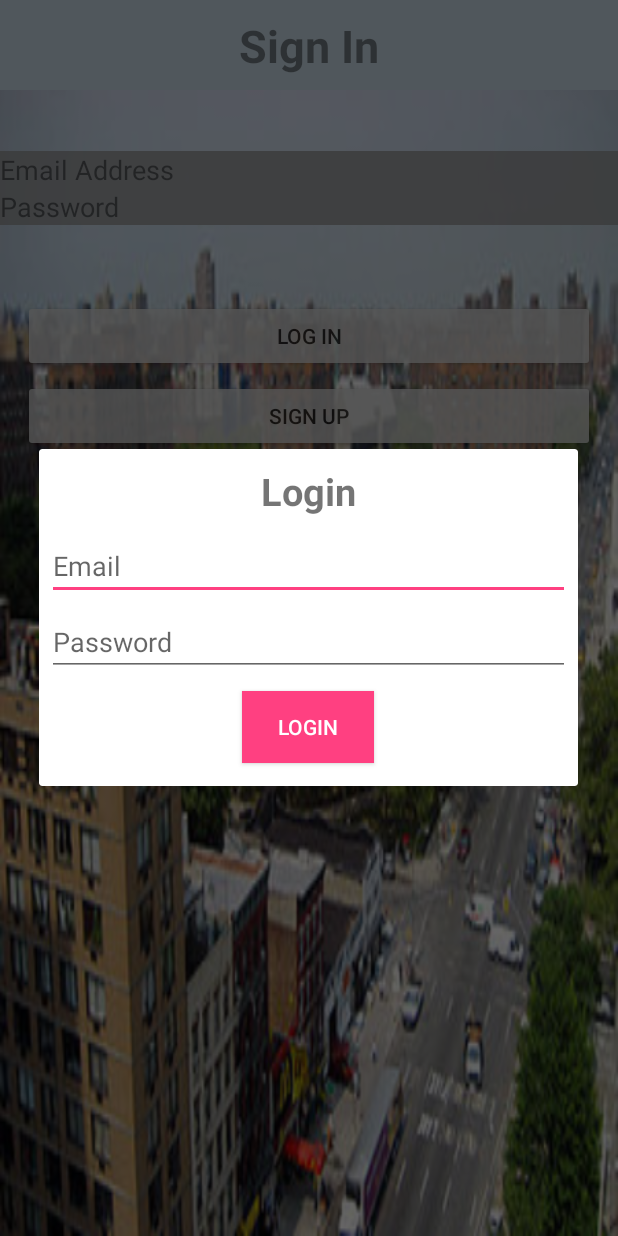
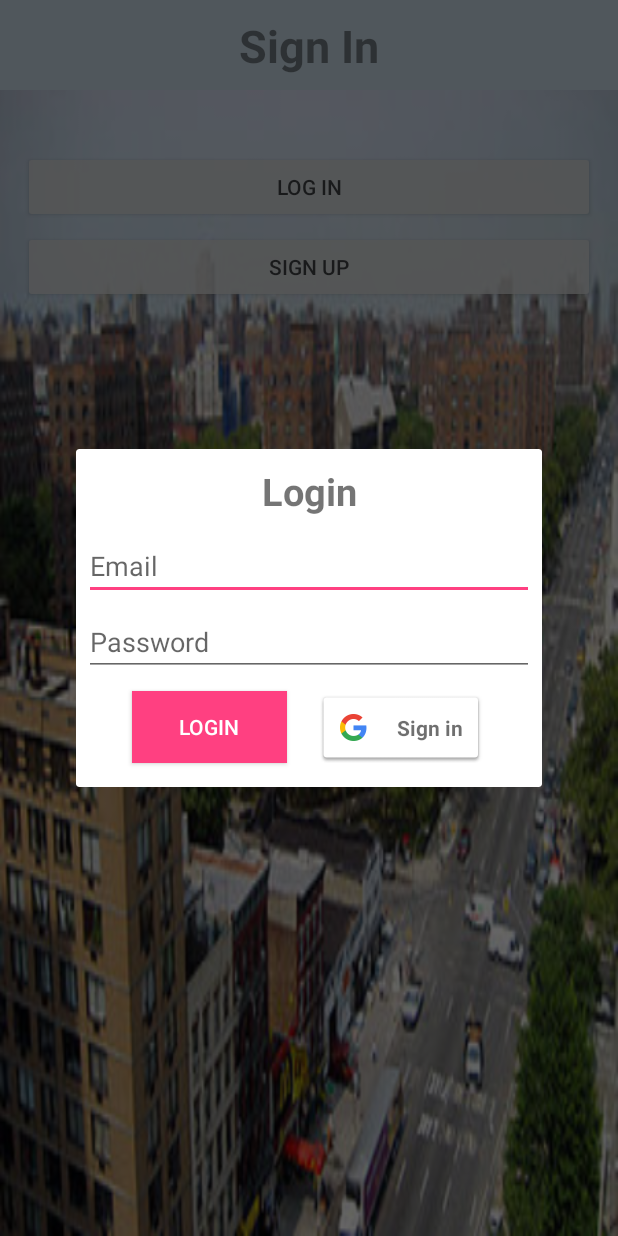
Before and after one commit to jervona/Abode, an Android app: the SignInActivity screen opened directly, with no data from a screen before it, after a tap on "LOG IN", on a phone screen of 412 x 824 dp. Run offline under Robolectric (Android 15) with nearby library versions, the phone set to English and light mode, and no system bars; our stand-ins replace ButterKnife, Firebase (no records; nobody signed in at launch, a user with empty details on screens opened directly).

Commit message:
google sign up button , my periovus commit didnt contain it

```diff
--- a/app/src/main/java/nyc/c4q/capstone/BottomNavFragment/PaymentFragment.java
+++ b/app/src/main/java/nyc/c4q/capstone/BottomNavFragment/PaymentFragment.java
@@ -157,10 +157,6 @@ public class PaymentFragment extends Fragment {
         confirmation.setText(num);
         amount.setText(s);
         dialog.show();
-//        LayoutInflater inflater = getLayoutInflater();
-//        AlertDialog alertDialog = new AlertDialog.Builder(rootView.getContext()).create();
-//        alertDialog.setView(inflater.inflate(R.layout.dialog_layout, null));
-//        alertDialog.show();
     }
 
 
--- a/app/src/main/java/nyc/c4q/capstone/database/TenantDataBaseHelper.java
+++ b/app/src/main/java/nyc/c4q/capstone/database/TenantDataBaseHelper.java
@@ -74,6 +74,7 @@ public class TenantDataBaseHelper {
             @Override
             public void onDataChange(DataSnapshot dataSnapshot) {
                 user = dataSnapshot.getValue(UserApartmentInfo.class);
+                assert user != null;
                 String id = String.valueOf(user.getBuilding_id());
                 getMaintenance(id, user.getAPT());
             }
--- a/app/src/main/java/nyc/c4q/capstone/signupactivites/SignInActivity.java
+++ b/app/src/main/java/nyc/c4q/capstone/signupactivites/SignInActivity.java
@@ -1,5 +1,6 @@
 package nyc.c4q.capstone.signupactivites;
 
+import android.app.Dialog;
 import android.content.Context;
 import android.content.DialogInterface;
 import android.content.Intent;
@@ -12,6 +13,7 @@ import android.view.View;
 import android.view.inputmethod.InputMethodManager;
 import android.widget.Button;
 import android.widget.EditText;
+import android.widget.TextView;
 import android.widget.Toast;
 
 import com.google.android.gms.auth.api.Auth;
@@ -19,6 +21,7 @@ import com.google.android.gms.auth.api.signin.GoogleSignInAccount;
 import com.google.android.gms.auth.api.signin.GoogleSignInOptions;
 import com.google.android.gms.auth.api.signin.GoogleSignInResult;
 import com.google.android.gms.common.ConnectionResult;
+import com.google.android.gms.common.SignInButton;
 import com.google.android.gms.common.api.GoogleApiClient;
 import com.google.android.gms.tasks.OnCompleteListener;
 import com.google.android.gms.tasks.Task;
@@ -39,10 +42,7 @@ public class SignInActivity extends AppCompatActivity implements
         GoogleApiClient.OnConnectionFailedListener {
 
 
-//    @BindView(R.id.email)
-//    EditText email;
-//    @BindView(R.id.password)
-//    EditText password;
+    Dialog loginBuilder;
     private FirebaseAuth firebaseAuth;
     private GoogleApiClient googleApiClient;
     private static final int RC_SIGN_IN = 9001;
@@ -52,43 +52,12 @@ public class SignInActivity extends AppCompatActivity implements
     protected void onCreate(Bundle savedInstanceState) {
         super.onCreate(savedInstanceState);
         setContentView(R.layout.activity_sign_in);
+        ButterKnife.bind(this);
+        setupGoogleSignIn();
+        hideSoftKeyboard();
+    }
 
-        Button login = (Button) findViewById(R.id.login_button);
-        login.setOnClickListener(new View.OnClickListener() {
-            @Override
-            public void onClick (View view){
-                AlertDialog.Builder mBuilder = new AlertDialog.Builder(SignInActivity.this);
-                View mView = getLayoutInflater().inflate(R.layout.login, null);
-                final EditText email = (EditText) mView.findViewById(R.id.editText_email);
-                final EditText password = (EditText)mView.findViewById(R.id.editText_password);
-                Button button = (Button) mView.findViewById(R.id.login_button);
-                button.setOnClickListener(new View.OnClickListener(){
-                    @Override
-                    public void onClick(View view) {
-                        if(!email.getText().toString().isEmpty() && !password.getText().toString().isEmpty()){
-                            signUser(email.getText().toString(),password.getText().toString());
-
-
-                    }else{
-                            Toast.makeText(SignInActivity.this,"Please fill any empty fields",Toast.LENGTH_LONG).show();
-
-
-                            }
-                        }
-                });
-
-                mBuilder.setView(mView);
-                AlertDialog dialog = mBuilder.create();
-                dialog.show();
-
-
-
-
-
-            }
-        });
-
-        ButterKnife.bind(this);
+    public void setupGoogleSignIn() {
         GoogleSignInOptions gso = new GoogleSignInOptions.Builder(GoogleSignInOptions.DEFAULT_SIGN_IN)
                 .requestIdToken(getString(R.string.default_web_client_id))
                 .requestEmail()
@@ -120,19 +89,38 @@ public class SignInActivity extends AppCompatActivity implements
                 .show();
     }
 
-//    @OnClick(R.id.login_button)
-//    public void login(){
-//
-//        }
+    @OnClick(R.id.login_button)
+    public void login() {
+        loginBuilder = new Dialog(SignInActivity.this);
+        View view = getLayoutInflater().inflate(R.layout.login, null);
+        final EditText email = (EditText) view.findViewById(R.id.editText_email);
+        final EditText password = (EditText) view.findViewById(R.id.editText_password);
+        Button button = (Button) view.findViewById(R.id.login_button);
+        SignInButton googleSignIn = (SignInButton) view.findViewById(R.id.google_sign_in_button);
+        button.setOnClickListener(new View.OnClickListener() {
+            @Override
+            public void onClick(View view) {
+                if (!email.getText().toString().isEmpty() && !password.getText().toString().isEmpty()) {
+                    signUser(email.getText().toString(), password.getText().toString());
+                } else {
+                    Toast.makeText(SignInActivity.this, "Please fill any empty fields", Toast.LENGTH_LONG).show();
+                }
+            }
+        });
+        googleSignIn.setOnClickListener(new View.OnClickListener() {
+            @Override
+            public void onClick(View v) {
+                signIn();
+            }
+        });
+        loginBuilder.setContentView(view);
+        loginBuilder.show();
+    }
 
-
-
-//    @OnClick(R.id.google_sign_in_button)
     public void signIn() {
         Intent signInIntent = Auth.GoogleSignInApi.getSignInIntent(googleApiClient);
         startActivityForResult(signInIntent, RC_SIGN_IN);
     }
-
 
     private void signUser(String email, String password) {
         firebaseAuth.signInWithEmailAndPassword(email, password)
@@ -142,6 +130,7 @@ public class SignInActivity extends AppCompatActivity implements
                         if (task.isSuccessful()) {
                             Log.d(TAG, "signInWithEmail:success");
                             FirebaseUser user = firebaseAuth.getCurrentUser();
+                            loginBuilder.dismiss();
                             startActivity(new Intent(SignInActivity.this, MainActivity.class));
                             finish();
                         } else {
@@ -178,8 +167,9 @@ public class SignInActivity extends AppCompatActivity implements
                     public void onComplete(@NonNull Task<AuthResult> task) {
                         if (!task.isSuccessful()) {
                             Log.w(TAG, "signInWithCredential", task.getException());
-                            Toast.makeText(SignInActivity.this, "Authentication failed.",Toast.LENGTH_SHORT).show();
+                            Toast.makeText(SignInActivity.this, "Authentication failed.", Toast.LENGTH_SHORT).show();
                         } else {
+                            loginBuilder.dismiss();
                             startActivity(new Intent(SignInActivity.this, MainActivity.class));
                             finish();
                         }
--- a/app/src/main/res/layout/activity_sign_in.xml
+++ b/app/src/main/res/layout/activity_sign_in.xml
@@ -4,17 +4,17 @@
     android:id="@+id/sign_in_layout"
     android:layout_width="match_parent"
     android:layout_height="match_parent"
+    android:background="#C9DAE6"
     android:orientation="vertical"
-    tools:context="nyc.c4q.capstone.signupactivites.SignInActivity"
-    android:background="#C9DAE6">
+    tools:context="nyc.c4q.capstone.signupactivites.SignInActivity">
 
     <!--E6F1F9-->
     <!--#A2C4F6-->
 
     <LinearLayout
-        android:layout_marginTop="60dp"
         android:layout_width="match_parent"
         android:layout_height="match_parent"
+        android:layout_marginTop="60dp"
         android:background="@drawable/eastharlem01">
 
         <!--<ImageView-->
@@ -30,10 +30,10 @@
         android:id="@+id/container"
         android:layout_width="match_parent"
         android:layout_height="match_parent"
-        android:orientation="vertical"
         android:layout_gravity="center"
+        android:alpha="0.8"
         android:background="@color/transparent"
-        android:alpha="0.8">
+        android:orientation="vertical">
 
         <TextView
             android:layout_width="wrap_content"
@@ -44,46 +44,25 @@
             android:textSize="30sp"
             android:textStyle="bold" />
 
-        <EditText
-            android:id="@+id/email"
-            android:layout_width="match_parent"
-            android:layout_height="wrap_content"
-            android:layout_gravity="center"
-            android:layout_marginTop="50dp"
-            android:hint="@string/email_address"
-            android:inputType="textEmailAddress"
-            android:background="@color/hello"/>
-
-        <EditText
-            android:id="@+id/password"
-            android:layout_width="match_parent"
-            android:layout_height="wrap_content"
-            android:layout_gravity="center"
-            android:hint="@string/password"
-            android:inputType="textPassword"
-            android:background="@color/hello"/>
-
-
         <Button
             android:id="@+id/login_button"
             android:layout_width="match_parent"
             android:layout_height="wrap_content"
             android:layout_gravity="center"
-            android:layout_marginTop="50dp"
             android:layout_marginLeft="15dp"
             android:layout_marginRight="15dp"
-            android:text="@string/log_in"
-            />
+            android:layout_marginTop="50dp"
+            android:text="@string/log_in" />
 
         <Button
             android:id="@+id/sign_up"
             android:layout_width="match_parent"
             android:layout_height="wrap_content"
             android:layout_gravity="center"
+            android:layout_marginLeft="15dp"
+            android:layout_marginRight="15dp"
             android:layout_marginTop="5dp"
-            android:text="@string/sign_up"
-            android:layout_marginLeft="15dp"
-            android:layout_marginRight="15dp"/>
+            android:text="@string/sign_up" />
 
         <!--<com.google.android.gms.common.SignInButton-->
         <!--android:id="@+id/google_sign_in_button"-->
--- a/app/src/main/res/layout/fragment_dash_board.xml
+++ b/app/src/main/res/layout/fragment_dash_board.xml
@@ -1,5 +1,4 @@
 <LinearLayout xmlns:android="http://schemas.android.com/apk/res/android"
-    xmlns:app="http://schemas.android.com/apk/res-auto"
     xmlns:tools="http://schemas.android.com/tools"
     android:layout_width="match_parent"
     android:layout_height="match_parent"
@@ -9,14 +8,12 @@
     android:padding="10dp"
     tools:context="nyc.c4q.capstone.BottomNavFragment.DashBoardFragment">
 
-
     <LinearLayout
         android:layout_width="match_parent"
         android:layout_height="wrap_content"
         android:clipToPadding="false"
         android:gravity="center"
         android:orientation="horizontal">
-
 
         <android.support.v7.widget.CardView
             android:layout_width="340dp"
@@ -26,15 +23,14 @@
 
 
             <LinearLayout
-
                 android:layout_width="match_parent"
                 android:layout_height="match_parent"
                 android:gravity="center"
                 android:orientation="vertical">
 
                 <ImageView
-                    android:layout_width="64dp"
-                    android:layout_height="64dp"
+                    android:layout_width="60dp"
+                    android:layout_height="60dp"
                     android:background="@drawable/payment"
                     android:padding="10dp" />
 
@@ -56,9 +52,16 @@
                     android:layout_height="wrap_content"
                     android:gravity="center"
                     android:padding="5dp"
-                    android:text="Click here for more payment information"
+                    android:text="Current Balance Due: $1,200 "
                     android:textColor="@android:color/darker_gray" />
 
+                <TextView
+                    android:layout_width="wrap_content"
+                    android:layout_height="wrap_content"
+                    android:gravity="center"
+                    android:padding="5dp"
+                    android:text="Previous payment received:$1,200"
+                    android:textColor="@android:color/darker_gray" />
             </LinearLayout>
         </android.support.v7.widget.CardView>
 
@@ -121,6 +124,7 @@
             android:layout_width="160dp"
             android:layout_height="190dp"
             android:layout_margin="10dp"
+            android:clickable="true"
             android:foreground="?android:attr/selectableItemBackground">
 
             <LinearLayout
@@ -173,15 +177,16 @@
         android:orientation="horizontal">
 
         <android.support.v7.widget.CardView
-            android:layout_width="160dp"
+            android:layout_width="match_parent"
             android:layout_height="190dp"
             android:layout_margin="10dp"
+            android:clickable="true"
             android:foreground="?android:attr/selectableItemBackground">
 
             <LinearLayout
                 android:layout_width="wrap_content"
                 android:layout_height="wrap_content"
-                android:orientation="vertical">
+                android:orientation="horizontal">
 
                 <TextView
                     android:layout_width="wrap_content"
@@ -195,9 +200,9 @@
             <android.support.v7.widget.RecyclerView
                 android:id="@+id/my_recycler_view"
                 android:layout_width="match_parent"
-                android:layout_height="wrap_content"
-                />
-
+                android:layout_height="match_parent"
+                android:layout_marginTop="10dp"
+                android:scrollbars="horizontal" />
         </android.support.v7.widget.CardView>
 
     </LinearLayout>
--- a/app/src/main/res/layout/login.xml
+++ b/app/src/main/res/layout/login.xml
@@ -1,50 +1,61 @@
 <?xml version="1.0" encoding="utf-8"?>
-<LinearLayout
-    xmlns:android="http://schemas.android.com/apk/res/android"
-    android:layout_width="match_parent"
-    android:layout_height="match_parent"
+<LinearLayout xmlns:android="http://schemas.android.com/apk/res/android"
+    android:layout_width="wrap_content"
+    android:layout_height="wrap_content"
     android:orientation="vertical"
-    android:padding="5dp
-">
+    android:padding="5dp">
 
     <TextView
         android:id="@+id/textView"
+        android:layout_width="match_parent"
+        android:layout_height="wrap_content"
+        android:layout_gravity="center"
+        android:layout_marginTop="5dp"
+        android:gravity="center"
         android:text="Login"
-        android:layout_gravity="center"
-        android:layout_width="wrap_content"
-        android:layout_height="wrap_content"
         android:textSize="25sp"
-        android:textStyle="bold"
-        android:layout_marginTop="5dp"/>
+        android:textStyle="bold" />
 
     <EditText
         android:id="@+id/editText_email"
-        android:layout_width="match_parent"
+        android:layout_width="300dp"
         android:layout_height="wrap_content"
-        android:inputType="textEmailAddress"
+        android:layout_marginTop="10dp"
         android:ems="10"
         android:hint="Email"
-        android:layout_marginTop="10dp"/>
+        android:inputType="textEmailAddress" />
 
 
     <EditText
-        android:layout_marginTop="5dp"
         android:id="@+id/editText_password"
         android:layout_width="match_parent"
         android:layout_height="wrap_content"
-        android:inputType="textPassword"
+        android:layout_marginTop="5dp"
         android:ems="10"
-        android:hint="Password"/>
+        android:hint="Password"
+        android:inputType="textPassword" />
 
+    <LinearLayout
+        android:gravity="center"
+        android:layout_width="match_parent"
+        android:layout_height="wrap_content"
+        android:orientation="horizontal">
 
         <Button
             android:id="@+id/login_button"
+            android:layout_width="103dp"
+            android:layout_height="48dp"
+            android:layout_margin="10dp"
+            android:background="@color/colorAccent"
+            android:text="Login"
+            android:textColor="@android:color/white" />
+
+        <com.google.android.gms.common.SignInButton
+            android:id="@+id/google_sign_in_button"
             android:layout_width="wrap_content"
             android:layout_height="wrap_content"
-        android:text="Login"
-        android:background="@color/colorAccent"
-        android:layout_gravity="center"
-        android:textColor="@android:color/white"
             android:layout_margin="10dp"/>
+    </LinearLayout>
+
 
 </LinearLayout>
```
Lines whose indentation alone changed are shown as unchanged.
